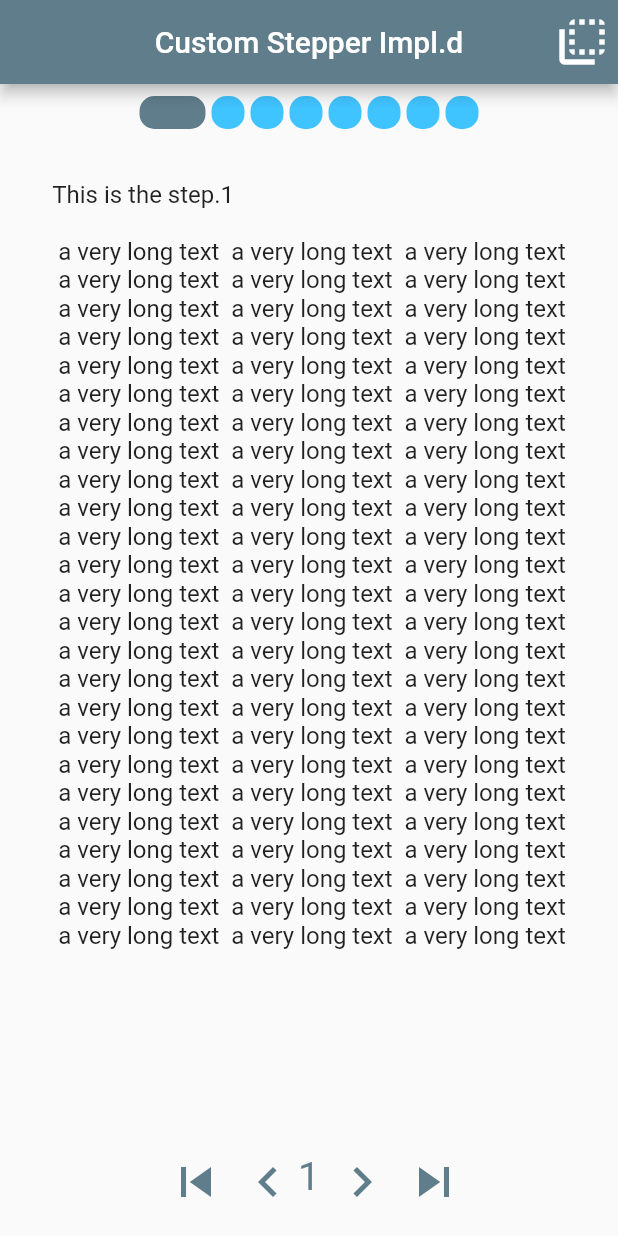
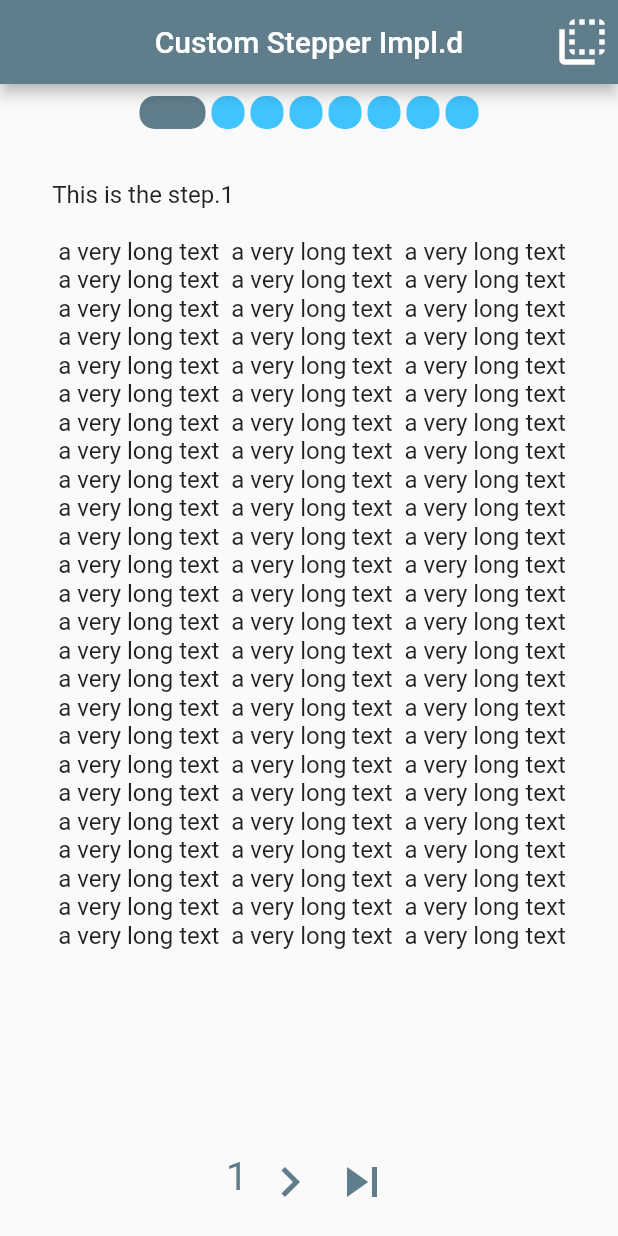
Before and after one commit to beerstorm-net/flutter_customized_stepper, a Flutter app: the screen it shows after launch, after a tap on "CONTINUE", after a tap on "CANCEL", after a tap on the "flip to front" icon, on a phone screen of 412 x 824 dp. Run offline on Flutter 3.47's test engine with Material 2 defaults, Android fonts, the light colour scheme and no system bars; drawn by our look-alikes of dots_indicator.

Commit message:
Two alternatives: - extend default Stepper - implement custom Stepper

```diff
--- a/lib/stepper_custom_impl.dart
+++ b/lib/stepper_custom_impl.dart
@@ -106,7 +106,9 @@ class _StepperCustomImplState extends State<StepperCustomImpl> {
       child: Row(
         mainAxisAlignment: MainAxisAlignment.center,
         children: [
-          IconButton(
+          Visibility(
+            visible: _currentStep > 0,
+            child: IconButton(
                 icon: Icon(
                   Icons.skip_previous,
                   size: 40,
@@ -117,7 +119,10 @@ class _StepperCustomImplState extends State<StepperCustomImpl> {
                     _currentStep = 0;
                   });
                 }),
-          IconButton(
+          ),
+          Visibility(
+            visible: _currentStep > 0,
+            child: IconButton(
                 icon: Icon(
                   Icons.navigate_before,
                   size: 40,
@@ -130,13 +135,16 @@ class _StepperCustomImplState extends State<StepperCustomImpl> {
                     });
                   }
                 }),
+          ),
           Container(
             child: Text(
               '${_currentStep.toInt() + 1}',
               style: TextStyle(fontSize: 26, color: Colors.blueGrey),
             ),
           ),
-          IconButton(
+          Visibility(
+            visible: _currentStep + 1 < _mySteps.length,
+            child: IconButton(
                 icon: Icon(
                   Icons.navigate_next,
                   size: 40,
@@ -149,7 +157,10 @@ class _StepperCustomImplState extends State<StepperCustomImpl> {
                     });
                   }
                 }),
-          IconButton(
+          ),
+          Visibility(
+            visible: _currentStep + 1 < _mySteps.length,
+            child: IconButton(
                 icon: Icon(
                   Icons.skip_next,
                   size: 40,
@@ -160,6 +171,7 @@ class _StepperCustomImplState extends State<StepperCustomImpl> {
                     _currentStep = _mySteps.length.toDouble() - 1;
                   });
                 }),
+          ),
         ],
       ),
     );
```
Lines whose indentation alone changed are shown as unchanged.
